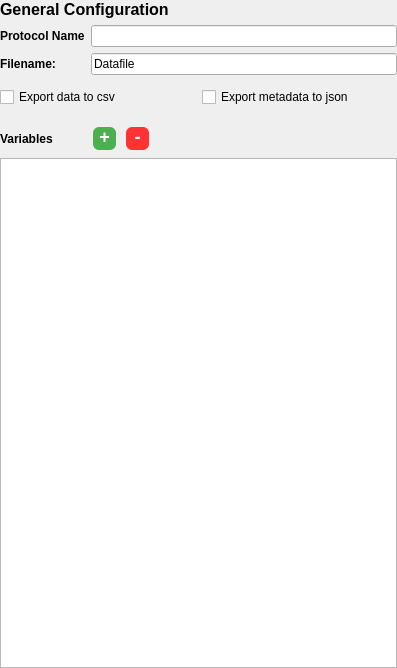
First picture: the form in nomad_camels/gui/general_protocol_settings.ui, repository FAU-LAP/NOMAD-CAMELS, before the edit.
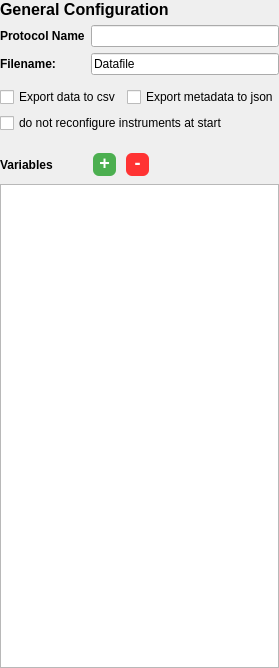
Second picture: the form after the edit.

Commit message: It is now possible to not configure instruments when starting a protocol

Diff of the .ui file:
```diff
--- a/nomad_camels/gui/general_protocol_settings.ui
+++ b/nomad_camels/gui/general_protocol_settings.ui
@@ -6,7 +6,7 @@
    <rect>
     <x>0</x>
     <y>0</y>
-    <width>397</width>
+    <width>258</width>
     <height>668</height>
    </rect>
   </property>
@@ -65,6 +65,13 @@
         </property>
        </widget>
       </item>
+      <item row="1" column="0" colspan="2">
+       <widget class="QCheckBox" name="checkBox_no_config">
+        <property name="text">
+         <string>do not reconfigure instruments at start</string>
+        </property>
+       </widget>
+      </item>
      </layout>
     </widget>
    </item>
@@ -94,6 +101,7 @@
      <property name="font">
       <font>
        <pointsize>9</pointsize>
+       <weight>75</weight>
        <bold>true</bold>
       </font>
      </property>
@@ -139,6 +147,7 @@
      <property name="font">
       <font>
        <pointsize>12</pointsize>
+       <weight>75</weight>
        <bold>true</bold>
       </font>
      </property>
```
Left out of the diff: 2 changed lines with no effect on the pictures. The commit also changes 6 other files.
